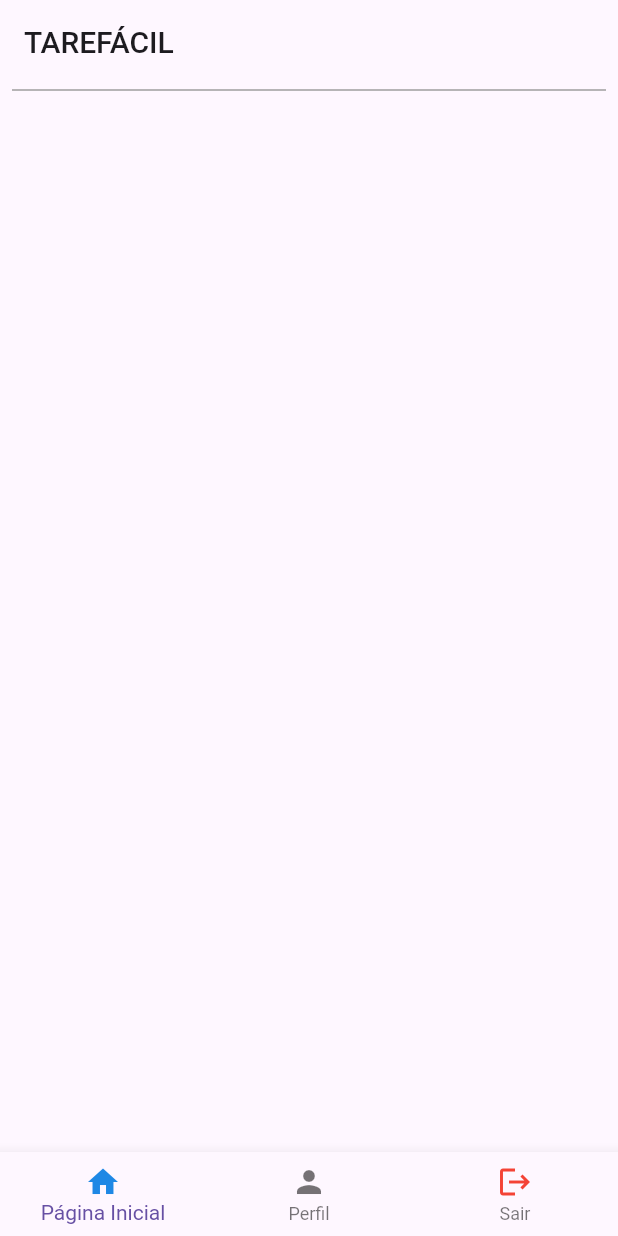
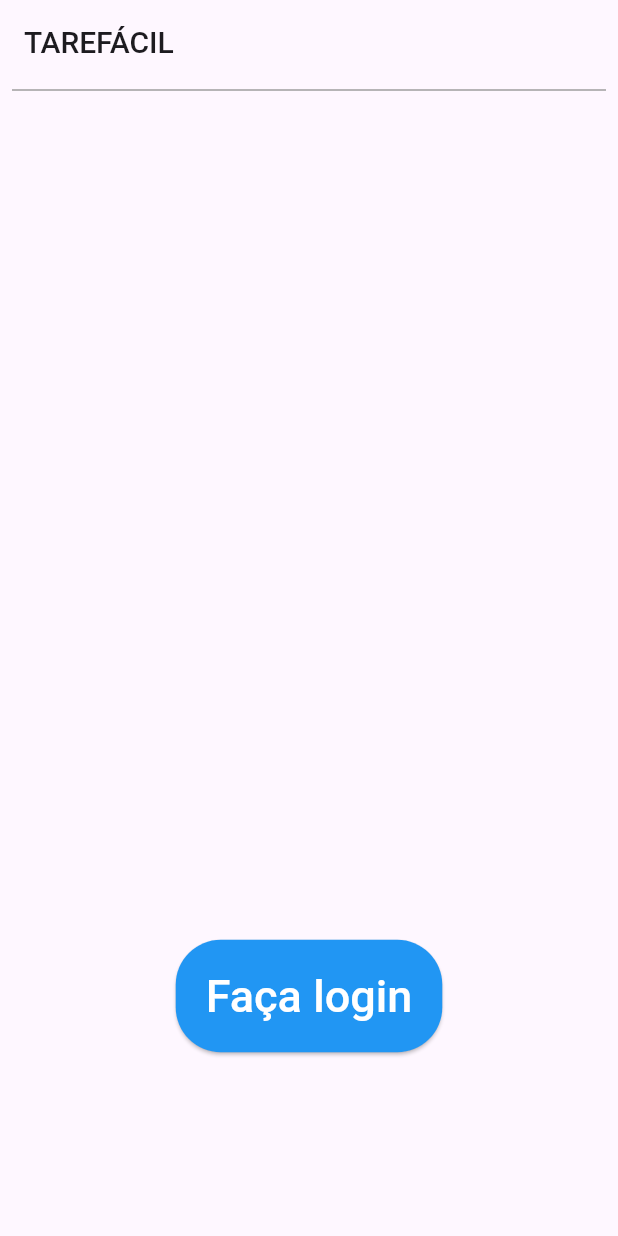
Before and after one commit to neliocarlos/TaskList, a Flutter app: the screen it shows after launch, on a phone screen of 412 x 824 dp. Run offline on Flutter 3.47's test engine with Material 2 defaults, Android fonts, the phone set to English and light mode, and no system bars; our stand-ins replace cloud_firestore, firebase_auth, firebase_core, go_router, google_fonts; missing offline and left inert: firebase_ui_auth; accounts and stored records are empty.

Commit message:
feat: Redirecionamento para login

```diff
--- a/lib/main.dart
+++ b/lib/main.dart
@@ -15,8 +15,10 @@ import 'src/pages/home/home_page.dart';
 void main() {
   WidgetsFlutterBinding.ensureInitialized();
 
+  ApplicationState appState = ApplicationState();
+
   runApp(ChangeNotifierProvider(
-    create: (context) => ApplicationState(),
+    create: (context) => appState,
     builder: ((context, child) => const App()),
   ));
 }
@@ -128,7 +130,7 @@ final _router = GoRouter(
                   } else if (index == 2) {
                     toggleLogin(context,
                         Provider.of<ApplicationState>(context, listen: false));
-                    context.push('/sign-in');
+                    // context.push('/sign-in');
                   }
                 },
               ),
--- a/lib/src/pages/home/home_page.dart
+++ b/lib/src/pages/home/home_page.dart
@@ -9,7 +9,7 @@ import '../../api/app_state.dart';
 import '../../auth/authentication.dart';
 
 class HomePage extends StatelessWidget {
-  const HomePage({super.key});
+  const HomePage({Key? key});
 
   void toggleLogin(BuildContext context, ApplicationState appState) {
     if (appState.loggedIn) {
@@ -32,7 +32,8 @@ class HomePage extends StatelessWidget {
               loggedIn: appState.loggedIn,
               signOut: () {
                 FirebaseAuth.instance.signOut();
-                }),
+              },
+            ),
           ),
           const Divider(
             height: 8,
@@ -52,17 +53,45 @@ class HomePage extends StatelessWidget {
                             title, date, color, initialTime, finalTime),
                     updateTask: (taskId, newTitle, newDate, newColor,
                             newInitialTime, newFinalTime) =>
-                          appState.updateTask(taskId, newDate, newTitle,
-                              newColor, newInitialTime, newFinalTime),
+                        appState.updateTask(taskId, newDate, newTitle, newColor,
+                            newInitialTime, newFinalTime),
                     deleteTask: (taskId) => appState.deleteTask(taskId),
-                      tasks: appState.taskListArray)
+                    tasks: appState.taskListArray,
+                  ),
+                ],
+                if (!appState.loggedIn) ...[
+                  Center(
+                    heightFactor: 16,
+                    child: ElevatedButton(
+                      onPressed: () {
+                        Navigator.pushNamed(context, '/sign-in');
+                      },
+                      style: ElevatedButton.styleFrom(
+                        foregroundColor: Colors.white,
+                        padding: EdgeInsets.all(20.0),
+                        backgroundColor: Colors.blue,
+                        shape: RoundedRectangleBorder(
+                          borderRadius: BorderRadius.circular(
+                              30.0), // Valor alto para tornar o botão redondo
+                        ), // Cor do texto branco
+                      ),
+                      child: Text(
+                        'Faça login',
+                        style: TextStyle(
+                          fontSize: 30.0,
+                        ),
+                      ),
+                    ),
+                  )
                 ],
               ],
             ),
           ),
         ],
       ),
-      bottomNavigationBar: BottomNavigationBar(
+      bottomNavigationBar: Visibility(
+        visible: Provider.of<ApplicationState>(context).loggedIn,
+        child: BottomNavigationBar(
           items: [
             BottomNavigationBarItem(
               icon: Icon(
@@ -70,7 +99,8 @@ class HomePage extends StatelessWidget {
                 color: Colors.blue.shade600,
               ),
               label: 'Página Inicial',
-              backgroundColor: Color.fromARGB(255, 44, 92, 196)),
+              backgroundColor: Color.fromARGB(255, 44, 92, 196),
+            ),
             BottomNavigationBarItem(
               icon: Icon(Icons.person),
               label: 'Perfil',
@@ -88,11 +118,14 @@ class HomePage extends StatelessWidget {
               GoRouter.of(context).go('/profile');
             } else if (index == 2) {
               toggleLogin(
-                context, Provider.of<ApplicationState>(context, listen: false));
+                context,
+                Provider.of<ApplicationState>(context, listen: false),
+              );
               context.push('/sign-in');
             }
           },
         ),
+      ),
     );
   }
 }
```
Lines whose indentation alone changed are shown as unchanged.
